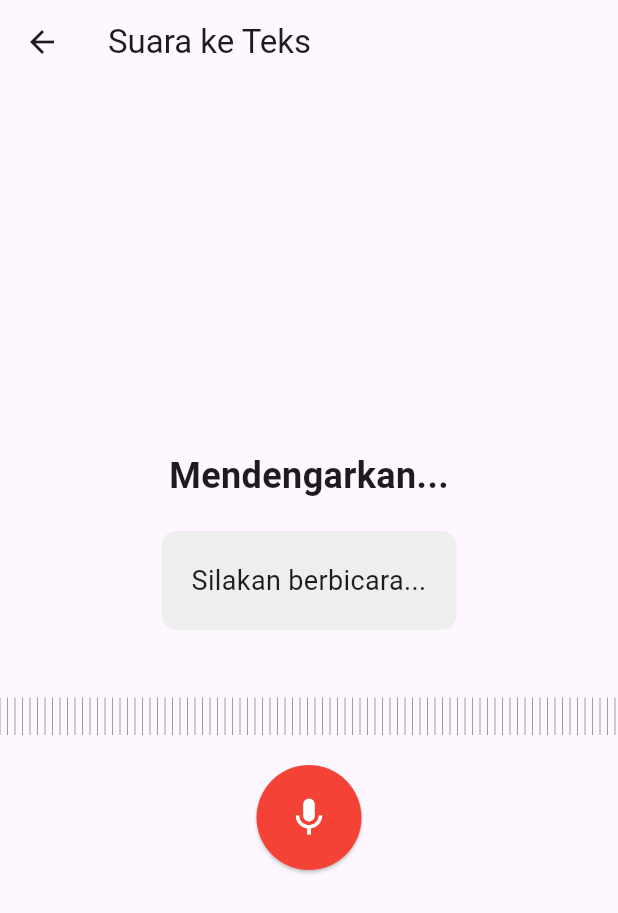
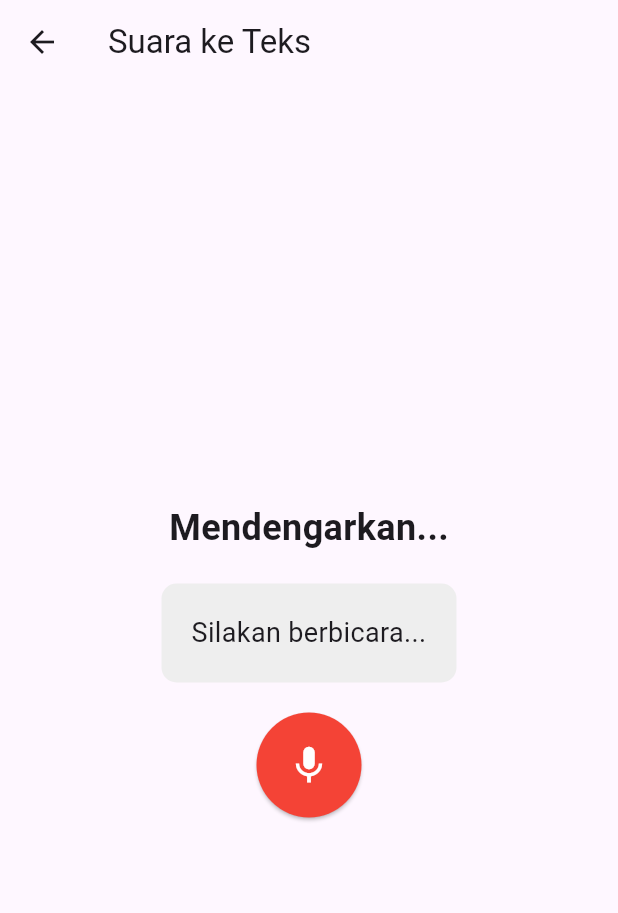
Before and after one commit to protingihear/mobile, a Flutter app: the VoiceToTextScreen screen opened directly, after a tap on the "mic" icon, on a phone screen of 412 x 824 dp. Shown: the top 913 px of the screen. Run offline on Flutter 3.47's test engine with Material 3 defaults, Android fonts, the phone set to English and light mode, and no system bars; our stand-ins replace google_fonts, image_picker, speech_to_text; network calls fail.

Commit message:
Update voice_to_text.dart
s

```diff
--- a/lib/voice_to_text.dart
+++ b/lib/voice_to_text.dart
@@ -27,7 +27,6 @@ class _VoiceToTextScreenState extends State<VoiceToTextScreen> {
   late stt.SpeechToText _speech;
   bool _isListening = false;
   String _transcription = "";
-  double _waveformAmplitude = 0.0;
 
   @override
   void initState() {
@@ -76,7 +75,6 @@ class _VoiceToTextScreenState extends State<VoiceToTextScreen> {
         onResult: (val) {
           setState(() {
             _transcription = val.recognizedWords;
-            _waveformAmplitude = val.hasConfidenceRating ? val.confidence : 0.0;
           });
           if (val.finalResult) {
             _showSnackbar('Transkripsi selesai!');
@@ -93,7 +91,6 @@ class _VoiceToTextScreenState extends State<VoiceToTextScreen> {
     _isListening = false;
     setState(() {
       _transcription = "";
-      _waveformAmplitude = 0.0;
     });
     await _speech.stop();
   }
@@ -133,8 +130,6 @@ class _VoiceToTextScreenState extends State<VoiceToTextScreen> {
               ),
             ),
             SizedBox(height: 20),
-            _isListening ? Waveform(amplitude: _waveformAmplitude) : SizedBox.shrink(),
-            SizedBox(height: 20),
             ElevatedButton(
               onPressed: _isListening ? _stopListening : _startListening,
               style: ElevatedButton.styleFrom(
@@ -156,43 +151,3 @@ class _VoiceToTextScreenState extends State<VoiceToTextScreen> {
     super.dispose();
   }
 }
-
-class Waveform extends StatelessWidget {
-  final double amplitude;
-
-  const Waveform({Key? key, required this.amplitude}) : super(key: key);
-
-  @override
-  Widget build(BuildContext context) {
-    return Container(
-      height: 50,
-      width: double.infinity,
-      child: CustomPaint(
-        painter: WaveformPainter(amplitude: amplitude),
-      ),
-    );
-  }
-}
-
-class WaveformPainter extends CustomPainter {
-  final double amplitude;
-
-  WaveformPainter({required this.amplitude});
-
-  @override
-  void paint(Canvas canvas, Size size) {
-    final Paint paint = Paint()
-      ..color = Colors.grey
-      ..style = PaintingStyle.fill;
-
-    for (int i = 0; i < size.width.toInt(); i += 5) {
-      double height = (size.height / 2) + (amplitude * 20 * (0.5 - (i / size.width)));
-      canvas.drawLine(Offset(i.toDouble(), size.height), Offset(i.toDouble(), height), paint);
-    }
-  }
-
-  @override
-  bool shouldRepaint(covariant CustomPainter oldDelegate) {
-    return true;
-  }
-}
```
